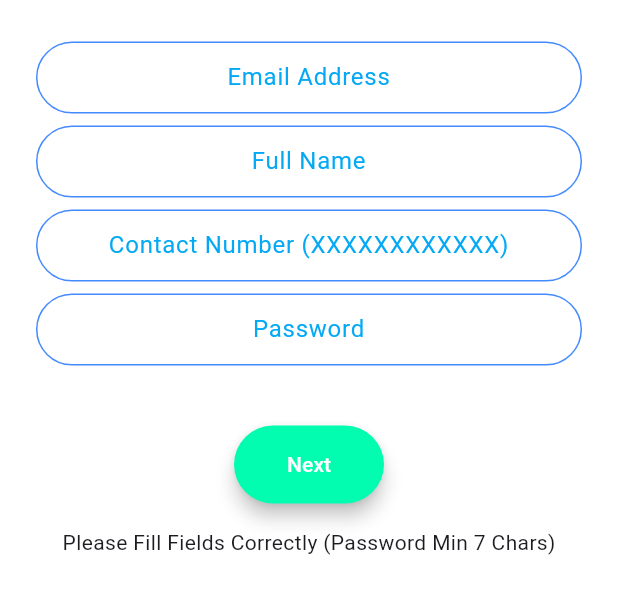
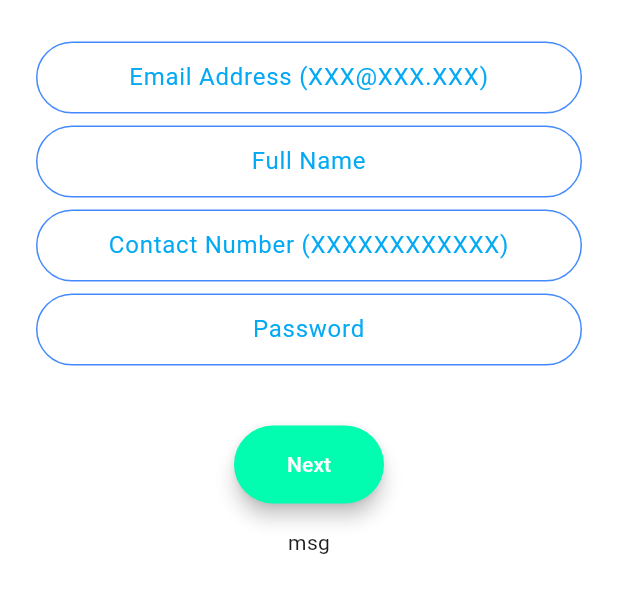
Before and after one commit to RanaMahadAhmer/EcoAlert, a Flutter app: the ProfileRegistration screen opened by its route, after a tap on "Next", on a phone screen of 412 x 824 dp, the part 422-1036 px from its top. Run offline on Flutter 3.47's test engine with Material 3 defaults, Android fonts, the phone set to English and light mode, and no system bars; our stand-ins replace cloud_firestore, firebase_auth, firebase_core, firebase_messaging, flutter_datetime_picker_plus, flutter_local_notifications and 6 more; missing offline and left inert: a package; accounts and stored records are empty.

Commit message:
Removed User Signup and adding landscape mode for registration screen

```diff
--- a/lib/miscellaneous/formatters/name_formatter.dart
+++ b/lib/miscellaneous/formatters/name_formatter.dart
@@ -4,7 +4,7 @@ class NameFormatter extends TextInputFormatter {
   @override
   TextEditingValue formatEditUpdate(
       TextEditingValue oldValue, TextEditingValue newValue) {
-    final filteredText = newValue.text.replaceAll(RegExp(r'[^a-zA-Z ]'), ' ');
+    final filteredText = newValue.text.replaceAll(RegExp(r'[^a-zA-Z ]'), '');
 
     String formattedName = '';
     final words = filteredText.split(' ');
--- /dev/null
+++ b/lib/miscellaneous/logo.dart
@@ -0,0 +1,11 @@
+import 'package:flutter/material.dart';
+
+Widget buildLogo({required double height}) {
+  return Hero(
+    tag: 'logo',
+    child: SizedBox(
+      height: height,
+      child: Image.asset('images/logo.png'),
+    ),
+  );
+}
--- a/lib/screens/registration/profile_registration.dart
+++ b/lib/screens/registration/profile_registration.dart
@@ -1,4 +1,7 @@
+import 'package:eco_alert/miscellaneous/formatters/email_formatter.dart';
+import 'package:eco_alert/miscellaneous/logo.dart';
 import 'package:firebase_auth/firebase_auth.dart';
+import 'package:flutter/cupertino.dart';
 import 'package:flutter/material.dart';
 import 'package:flutter/services.dart';
 import 'package:loading_animation_widget/loading_animation_widget.dart';
@@ -65,11 +68,8 @@ class _ProfileRegistrationState extends State<ProfileRegistration> {
     );
   }
 
-  @override
-  Widget build(BuildContext context) {
-    return Scaffold(
-      backgroundColor: Colors.white,
-      body: Padding(
+  Widget _portraitMode(BuildContext context) {
+    return Padding(
       padding: const EdgeInsets.symmetric(horizontal: 24.0),
       child: Column(
         mainAxisAlignment: MainAxisAlignment.center,
@@ -77,22 +77,16 @@ class _ProfileRegistrationState extends State<ProfileRegistration> {
           const SizedBox(
             height: 10.0,
           ),
-            Hero(
-              tag: 'logo',
-              child: SizedBox(
-                height: 100.0,
-                child: Image.asset('images/logo.png'),
-              ),
-            ),
+          buildLogo(height: 100),
           const SizedBox(
             height: 28.0,
           ),
           _createInputField(
-              hint: 'Email Address',
+              hint: 'Email Address (XXX@XXX.XXX)',
               fun: (value) {
                 UserInformation.userEmail = value;
               },
-            ),
+              formatter: [EmailFormatter()]),
           const SizedBox(
             height: 8.0,
           ),
@@ -139,49 +133,8 @@ class _ProfileRegistrationState extends State<ProfileRegistration> {
               borderRadius: const BorderRadius.all(Radius.circular(30.0)),
               elevation: 5.0,
               child: MaterialButton(
-                  onPressed: () async {
-                    if (UserInformation.userContact != null &&
-                        UserInformation.userName != null &&
-                        UserInformation.userPassword!.length >= 6 &&
-                        UserInformation.userContact!.length == 15) {
-                      try {
-                        setState(() {
-                          errorCode = LoadingAnimationWidget.inkDrop(
-                            color: const Color.fromARGB(255, 66, 104, 250),
-                            size: 35,
-                          );
-                        });
-
-                        user = await _auth.createUserWithEmailAndPassword(
-                            email: UserInformation.userEmail!,
-                            password: UserInformation.userPassword!);
-                        _auth.currentUser?.delete();
-                        _showWarning(msg: ' ');
-                        Navigator.pushNamed(
-                            context, DemographicRegistration.id);
-                      } catch (e) {
-                        var errorCode = e.toString();
-                        if (errorCode.contains('[')) {
-                          switch (errorCode.split(' ')[0]) {
-                            case '[firebase_auth/email-already-in-use]':
-                              _showWarning(msg: 'Email Already in Use');
-                              break;
-                            case '[firebase_auth/invalid-email]':
-                              _showWarning(msg: 'Email is Not Valid');
-                              break;
-                            case '[firebase_auth/missing-email]':
-                              _showWarning(msg: 'Email is Empty');
-                              break;
-                          }
-                        } else {
-                          _showWarning(msg: 'Email/Password is Empty');
-                        }
-                      }
-                    } else {
-                      _showWarning(
-                          msg:
-                              "Please Fill Fields Correctly (Password Min 7 Chars)");
-                    }
+                onPressed: () {
+                  _showWarning(msg: "msg");
                 },
                 minWidth: 100.0,
                 height: 52.0,
@@ -195,7 +148,95 @@ class _ProfileRegistrationState extends State<ProfileRegistration> {
           Center(child: errorCode),
         ],
       ),
+    );
+  }
+
+  Widget _landscapeMode(BuildContext context) {
+    return Row(
+      children: <Widget>[
+        Column(
+          children: [
+            buildLogo(height: 160),
+          ],
         ),
+        Padding(
+          padding: const EdgeInsets.symmetric(horizontal: 200.0),
+          child: Column(
+            children: [
+              _createInputField(
+                hint: 'Email Address (XXX@XXX.XXX)',
+                fun: (value) {
+                  UserInformation.userEmail = value;
+                },
+                formatter: [EmailFormatter()],
+              ),
+
+              // _createInputField(
+              //   hint: 'Full Name',
+              //   fun: (value) {
+              //     UserInformation.userName = value;
+              //   },
+              //   formatter: [
+              //     NameFormatter()
+              //   ],
+              // ),
+            ],
+          ),
+        ),
+        // Column(
+        //   children: [
+        //     _createInputField(
+        //       hint: 'Contact Number (XXXXXXXXXXXX)',
+        //       keyboard: TextInputType.phone,
+        //       fun: (value) {
+        //         UserInformation.userContact = value;
+        //       },
+        //       formatter: [
+        //         PhoneNumberFormatter(),
+        //       ],
+        //     ),
+        //     _createInputField(
+        //       hint: 'Password',
+        //       textHidden: true,
+        //       fun: (value) {
+        //         UserInformation.userPassword = value;
+        //       },
+        //     ),
+        //     Padding(
+        //       padding:
+        //           const EdgeInsets.symmetric(vertical: 16.0, horizontal: 100),
+        //       child: Material(
+        //         color: colorOne,
+        //         borderRadius: const BorderRadius.all(Radius.circular(30.0)),
+        //         elevation: 5.0,
+        //         child: MaterialButton(
+        //           onPressed: () {
+        //             _showWarning(msg: "msg");
+        //           },
+        //           minWidth: 100.0,
+        //           height: 52.0,
+        //           child: const Text(
+        //             'Next',
+        //             style: TextStyle(color: Colors.white),
+        //           ),
+        //         ),
+        //       ),
+        //     ),
+        //     Center(child: errorCode),
+        //   ],
+        // )
+      ],
+    );
+  }
+
+  @override
+  Widget build(BuildContext context) {
+    return Scaffold(
+      backgroundColor: Colors.white,
+      body:
+          (MediaQuery.sizeOf(context).width > MediaQuery.sizeOf(context).height)
+              ? _landscapeMode(context)
+              : _portraitMode(context),
     );
   }
 }
```
Also changed, not shown: lib/miscellaneous/formatters/email_formatter.dart (added, +43 -0 lines), lib/screens/welcome_screen.dart (+3 -8 lines). Lines whose indentation alone changed are shown as unchanged.
